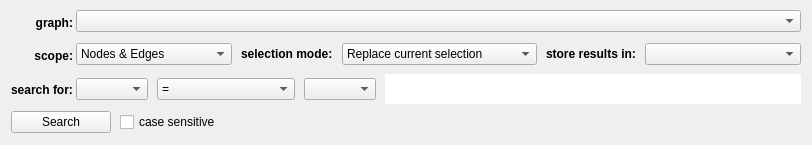
This is plugins/perspective/GraphPerspective/designer/SearchWidget.ui in Tulip-Dev/tulip as Qt 5 draws it before an edit. The edited form follows.
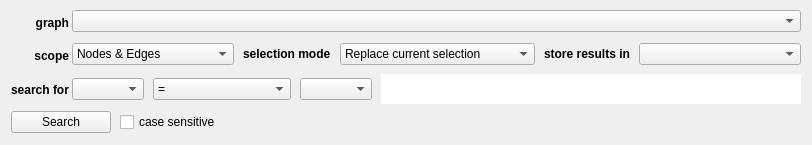
This is the edited form. Icons and pictures are not drawn. Custom widgets are drawn as their Qt base class.

The edit to the form file:
```diff
--- a/plugins/perspective/GraphPerspective/designer/SearchWidget.ui
+++ b/plugins/perspective/GraphPerspective/designer/SearchWidget.ui
@@ -47,7 +47,7 @@
           <string>The graph on which the search will be performed</string>
          </property>
          <property name="text">
-          <string>graph:</string>
+          <string>graph</string>
          </property>
          <property name="alignment">
           <set>Qt::AlignRight|Qt::AlignTrailing|Qt::AlignVCenter</set>
@@ -66,7 +66,7 @@
           <string>The element type on which the search will be performed</string>
          </property>
          <property name="text">
-          <string>scope:</string>
+          <string>scope</string>
          </property>
          <property name="alignment">
           <set>Qt::AlignRight|Qt::AlignTrailing|Qt::AlignVCenter</set>
@@ -82,7 +82,7 @@
           </sizepolicy>
          </property>
          <property name="text">
-          <string>search for:</string>
+          <string>search for</string>
          </property>
         </widget>
        </item>
@@ -169,7 +169,7 @@
             <string>Choose 'Do not modify selection' to only count the number of nodes/edges found</string>
            </property>
            <property name="text">
-            <string>selection mode:</string>
+            <string>selection mode</string>
            </property>
           </widget>
          </item>
@@ -227,7 +227,7 @@
             <string>The graph property whose values associated with the found elements will be modified</string>
            </property>
            <property name="text">
-            <string>store results in:</string>
+            <string>store results in</string>
            </property>
           </widget>
          </item>
```
